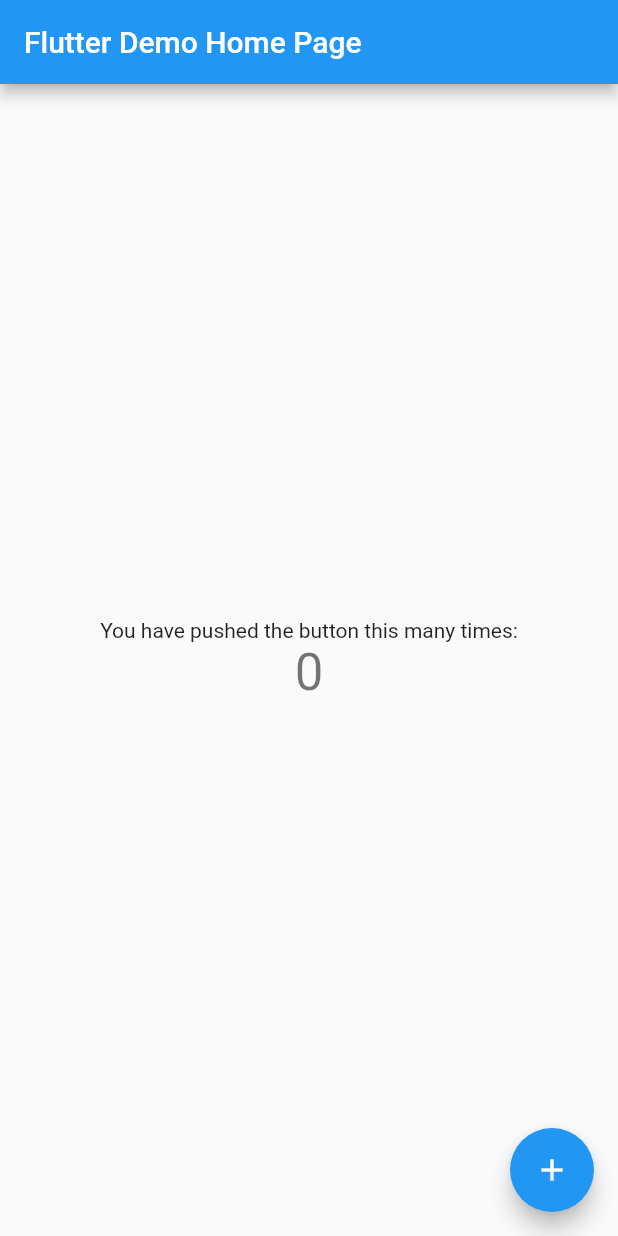
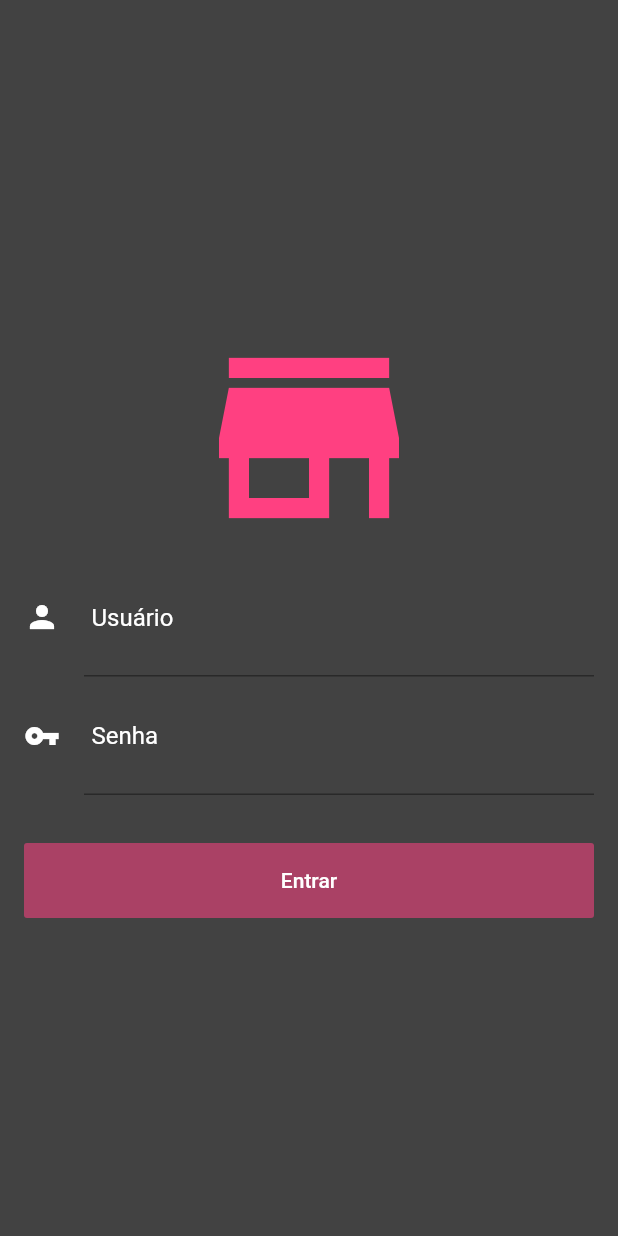
Before and after one commit to Pablofr10/admin_loja, a Flutter app: the screen it shows after launch, on a phone screen of 412 x 824 dp. Run offline on Flutter 3.47's test engine with Material 2 defaults, Android fonts, the phone set to English and light mode, and no system bars; our stand-ins replace rxdart; missing offline and left inert: bloc_pattern.

Commit message:
Criando Painel de Login

```diff
--- /dev/null
+++ b/lib/blocs/login_bloc.dart
@@ -0,0 +1,28 @@
+import 'package:admin_loja/validators/login_validators.dart';
+import 'package:bloc_pattern/bloc_pattern.dart';
+import 'package:rxdart/rxdart.dart';
+
+class LoginBloc extends BlocBase with LoginValidators{
+
+  final _emailController = BehaviorSubject<String>();
+  final _senhaController = BehaviorSubject<String>();
+
+  Stream<String> get outEmail => _emailController.stream.transform(validateEmail);
+  Stream<String> get outSenha => _senhaController.stream.transform(validateSenha);
+
+  Stream<bool> get outSubmitValid => Observable.combineLatest2(
+    outEmail, outSenha, (a, b) => true
+    );
+
+  Function(String) get changeEmail => _emailController.sink.add;
+  Function(String) get changeSenha => _senhaController.sink.add;
+
+
+
+  @override
+  void dispose() {
+    _emailController.close();
+    _senhaController.close();
+  }
+
+}
--- a/lib/main.dart
+++ b/lib/main.dart
@@ -1,111 +1,17 @@
+import 'package:admin_loja/screens/login_screen.dart';
 import 'package:flutter/material.dart';
 
 void main() => runApp(MyApp());
 
 class MyApp extends StatelessWidget {
-  // This widget is the root of your application.
+  const MyApp({Key key}) : super(key: key);
+
   @override
   Widget build(BuildContext context) {
     return MaterialApp(
-      title: 'Flutter Demo',
-      theme: ThemeData(
-        // This is the theme of your application.
-        //
-        // Try running your application with "flutter run". You'll see the
-        // application has a blue toolbar. Then, without quitting the app, try
-        // changing the primarySwatch below to Colors.green and then invoke
-        // "hot reload" (press "r" in the console where you ran "flutter run",
-        // or simply save your changes to "hot reload" in a Flutter IDE).
-        // Notice that the counter didn't reset back to zero; the application
-        // is not restarted.
-        primarySwatch: Colors.blue,
-      ),
-      home: MyHomePage(title: 'Flutter Demo Home Page'),
+      title: 'Loja Virtual',
+      debugShowCheckedModeBanner: false,
+      home: LoginScreen(),
     );
   }
 }
-
-class MyHomePage extends StatefulWidget {
-  MyHomePage({Key key, this.title}) : super(key: key);
-
-  // This widget is the home page of your application. It is stateful, meaning
-  // that it has a State object (defined below) that contains fields that affect
-  // how it looks.
-
-  // This class is the configuration for the state. It holds the values (in this
-  // case the title) provided by the parent (in this case the App widget) and
-  // used by the build method of the State. Fields in a Widget subclass are
-  // always marked "final".
-
-  final String title;
-
-  @override
-  _MyHomePageState createState() => _MyHomePageState();
-}
-
-class _MyHomePageState extends State<MyHomePage> {
-  int _counter = 0;
-
-  void _incrementCounter() {
-    setState(() {
-      // This call to setState tells the Flutter framework that something has
-      // changed in this State, which causes it to rerun the build method below
-      // so that the display can reflect the updated values. If we changed
-      // _counter without calling setState(), then the build method would not be
-      // called again, and so nothing would appear to happen.
-      _counter++;
-    });
-  }
-
-  @override
-  Widget build(BuildContext context) {
-    // This method is rerun every time setState is called, for instance as done
-    // by the _incrementCounter method above.
-    //
-    // The Flutter framework has been optimized to make rerunning build methods
-    // fast, so that you can just rebuild anything that needs updating rather
-    // than having to individually change instances of widgets.
-    return Scaffold(
-      appBar: AppBar(
-        // Here we take the value from the MyHomePage object that was created by
-        // the App.build method, and use it to set our appbar title.
-        title: Text(widget.title),
-      ),
-      body: Center(
-        // Center is a layout widget. It takes a single child and positions it
-        // in the middle of the parent.
-        child: Column(
-          // Column is also layout widget. It takes a list of children and
-          // arranges them vertically. By default, it sizes itself to fit its
-          // children horizontally, and tries to be as tall as its parent.
-          //
-          // Invoke "debug painting" (press "p" in the console, choose the
-          // "Toggle Debug Paint" action from the Flutter Inspector in Android
-          // Studio, or the "Toggle Debug Paint" command in Visual Studio Code)
-          // to see the wireframe for each widget.
-          //
-          // Column has various properties to control how it sizes itself and
-          // how it positions its children. Here we use mainAxisAlignment to
-          // center the children vertically; the main axis here is the vertical
-          // axis because Columns are vertical (the cross axis would be
-          // horizontal).
-          mainAxisAlignment: MainAxisAlignment.center,
-          children: <Widget>[
-            Text(
-              'You have pushed the button this many times:',
-            ),
-            Text(
-              '$_counter',
-              style: Theme.of(context).textTheme.display1,
-            ),
-          ],
-        ),
-      ),
-      floatingActionButton: FloatingActionButton(
-        onPressed: _incrementCounter,
-        tooltip: 'Increment',
-        child: Icon(Icons.add),
-      ), // This trailing comma makes auto-formatting nicer for build methods.
-    );
-  }
-}
--- /dev/null
+++ b/lib/screens/login_screen.dart
@@ -0,0 +1,70 @@
+import 'package:admin_loja/blocs/login_bloc.dart';
+import 'package:admin_loja/widgets/input_field.dart';
+import 'package:flutter/material.dart';
+
+class LoginScreen extends StatefulWidget {
+  LoginScreen({Key key}) : super(key: key);
+
+  _LoginScreenState createState() => _LoginScreenState();
+}
+
+class _LoginScreenState extends State<LoginScreen> {
+
+  final _loginBloc = LoginBloc();
+
+  @override
+  Widget build(BuildContext context) {
+    return Scaffold(
+        backgroundColor: Colors.grey[800],
+        body: Stack(
+          alignment: Alignment.center,
+          children: <Widget>[
+            Container(),
+            SingleChildScrollView(
+              child: Container(
+                margin: EdgeInsets.all(16),
+                child: Column(
+                  crossAxisAlignment: CrossAxisAlignment.stretch,
+                  children: <Widget>[
+                    Icon(Icons.store_mall_directory,
+                        color: Colors.pinkAccent, size: 160),
+                    InputField(
+                      hint: 'Usuário',
+                      icon: Icons.person,
+                      obscure: false,
+                      stream: _loginBloc.outEmail,
+                      onChanged: _loginBloc.changeEmail,
+                    ),
+                    InputField(
+                      hint: 'Senha',
+                      icon: Icons.vpn_key,
+                      obscure: true,
+                      stream: _loginBloc.outSenha,
+                      onChanged: _loginBloc.changeSenha,
+                    ),
+                    SizedBox(
+                      height: 32,
+                    ),
+                    SizedBox(
+                      height: 50,
+                      child: StreamBuilder<bool>(
+                        stream: _loginBloc.outSubmitValid,
+                        builder: (context, snapshot) {
+                          return RaisedButton(
+                            color: Colors.pinkAccent,
+                            child: Text('Entrar'),
+                            onPressed: snapshot.hasData? (){} : null,
+                            textColor: Colors.white,
+                            disabledColor: Colors.pinkAccent.withAlpha(140),
+                          );
+                        }
+                      ),
+                    )
+                  ],
+                ),
+              ),
+            )
+          ],
+        ));
+  }
+}
--- /dev/null
+++ b/lib/validators/login_validators.dart
@@ -0,0 +1,25 @@
+import 'dart:async';
+
+class LoginValidators{
+
+  final validateEmail = StreamTransformer<String, String>.fromHandlers(
+    handleData: (email, sink){
+      if (email.contains('@')) {
+        sink.add(email);
+      } else {
+        sink.addError('Insira um e-mail inválido');
+      }
+    }
+  );
+
+  final validateSenha = StreamTransformer<String, String>.fromHandlers(
+    handleData: (senha, sink){
+      if (senha.length > 5) {
+        sink.add(senha);
+      } else {
+        sink.addError('Senha inválida, deve contar pelo menos 5 caracteres');
+      }
+    }
+  );
+
+}
--- /dev/null
+++ b/lib/widgets/input_field.dart
@@ -0,0 +1,41 @@
+import 'package:flutter/material.dart';
+
+class InputField extends StatelessWidget {
+
+  final IconData icon;
+  final String hint;
+  final bool obscure;
+  final Stream<String> stream;
+  final Function(String) onChanged;
+
+  InputField({@required this.icon, @required this.hint, @required this.obscure, this.stream, this.onChanged});
+
+  @override
+  Widget build(BuildContext context) {
+    return StreamBuilder<String>(
+      stream: stream,
+      builder: (context, snapshot) {
+        return TextField(
+          onChanged: onChanged,
+          decoration: InputDecoration(
+            icon: Icon(icon, color: Colors.white,),
+            hintText: hint,
+            hintStyle: TextStyle(color: Colors.white),
+            focusedBorder: UnderlineInputBorder(
+              borderSide: BorderSide(color: Colors.pinkAccent)
+            ),
+            contentPadding: EdgeInsets.only(
+              left: 5,
+              bottom: 30,
+              right: 30,
+              top: 30
+            ),
+            errorText: snapshot.hasError ? snapshot.error : null,
+          ),
+          style: TextStyle(color: Colors.white),
+          obscureText: obscure,
+        );
+      }
+    );
+  }
+}
```
Also changed, not shown: 1 other file.
